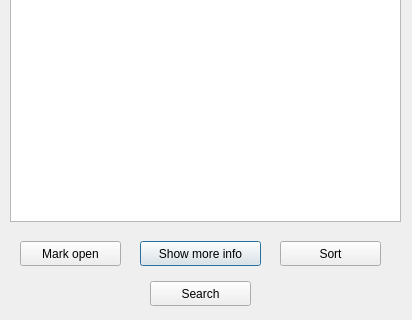
First picture: the form in Pharmacy/pharmaciesform.ui, repository kokos34/Pharmacy, before the edit; both pictures show x 0 to 412 and y 209 to 529 of the 412 by 529 pixel window.
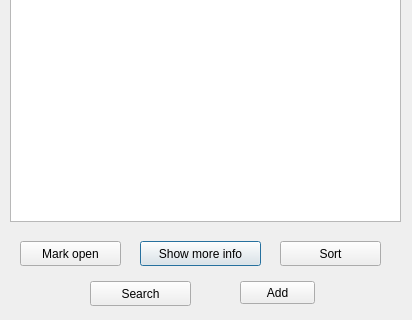
Second picture: the form after the edit.

Commit message: Fixing add pharmacies form, part 1

Diff of the .ui file:
```diff
--- a/Pharmacy/pharmaciesform.ui
+++ b/Pharmacy/pharmaciesform.ui
@@ -63,7 +63,7 @@
   <widget class="QPushButton" name="pushButton">
    <property name="geometry">
     <rect>
-     <x>150</x>
+     <x>90</x>
      <y>490</y>
      <width>101</width>
      <height>25</height>
@@ -99,6 +99,19 @@
     <string>Mark open</string>
    </property>
   </widget>
+  <widget class="QPushButton" name="addPharmacyButton">
+   <property name="geometry">
+    <rect>
+     <x>240</x>
+     <y>490</y>
+     <width>75</width>
+     <height>23</height>
+    </rect>
+   </property>
+   <property name="text">
+    <string>Add</string>
+   </property>
+  </widget>
  </widget>
  <resources/>
  <connections/>
```
The commit also changes 6 other files.
